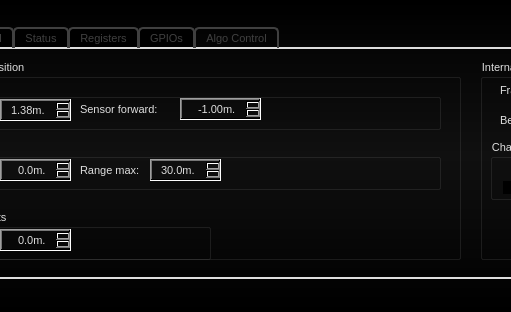
Qt form src/AWLQtDemo/awlqtdemo.ui (samanwaya-jena/EVAL-ADAL6110-16-GUI) before a commit; both pictures show x 133 to 644 and y 0 to 312 of the 1022 by 312 pixel window.
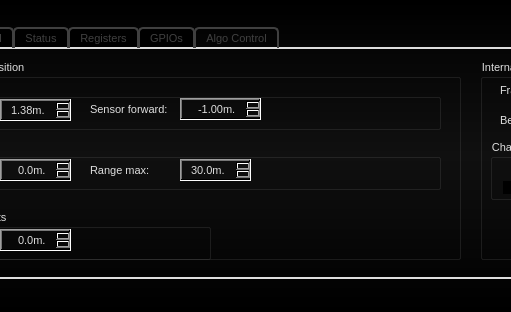
The same form after that commit. Icons and pictures are not drawn.

Commit message: Corrected row and colum numbering in FillChannelSelectList().

```diff
--- a/src/AWLQtDemo/awlqtdemo.ui
+++ b/src/AWLQtDemo/awlqtdemo.ui
@@ -1622,7 +1622,7 @@
            <widget class="QLabel" name="sensorDepthLabel">
             <property name="geometry">
              <rect>
-              <x>180</x>
+              <x>190</x>
               <y>20</y>
               <width>81</width>
               <height>20</height>
@@ -1739,7 +1739,7 @@
            <widget class="QLabel" name="sensorRangeMaxLabel">
             <property name="geometry">
              <rect>
-              <x>180</x>
+              <x>190</x>
               <y>23</y>
               <width>61</width>
               <height>16</height>
@@ -1783,7 +1783,7 @@
            <widget class="QDoubleSpinBox" name="sensorRangeMax0SpinBox">
             <property name="geometry">
              <rect>
-              <x>250</x>
+              <x>280</x>
               <y>20</y>
               <width>71</width>
               <height>22</height>
@@ -1815,9 +1815,9 @@
           <widget class="QListWidget" name="channelSelectListWidget">
            <property name="geometry">
             <rect>
-             <x>360</x>
+             <x>390</x>
              <y>100</y>
-             <width>171</width>
+             <width>151</width>
              <height>91</height>
             </rect>
            </property>
```
The commit also changes 1 other file.
